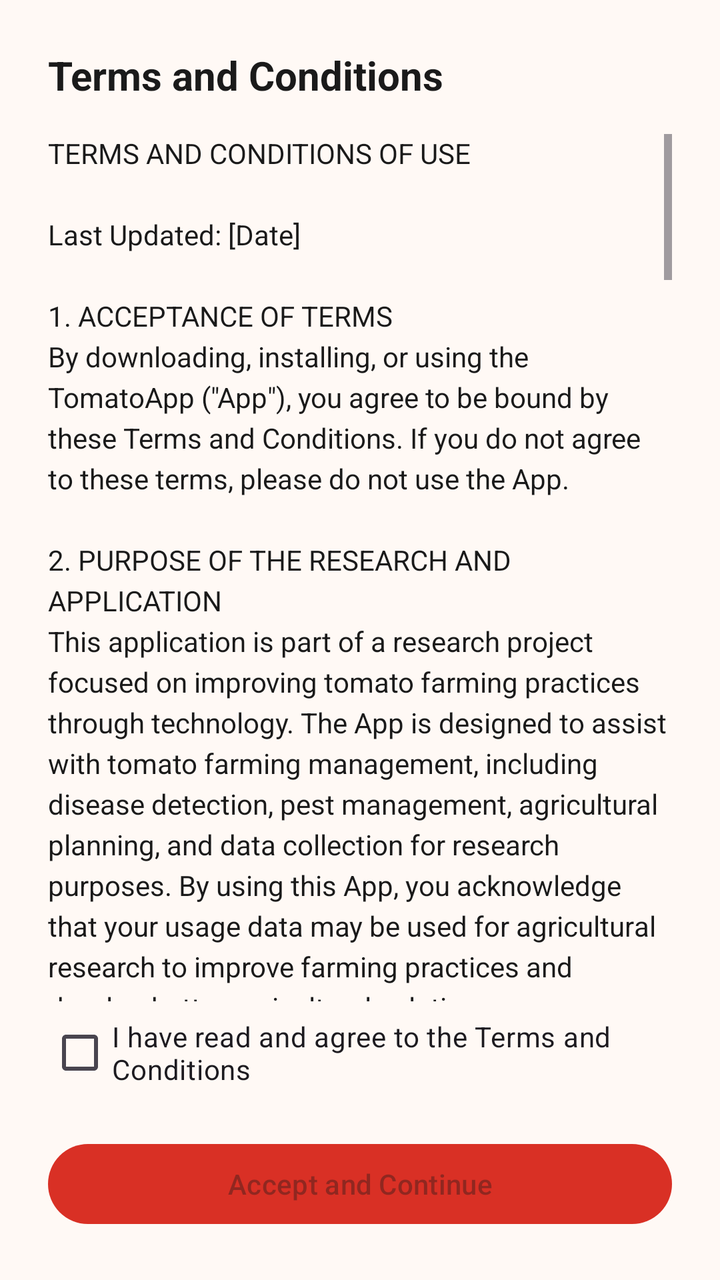
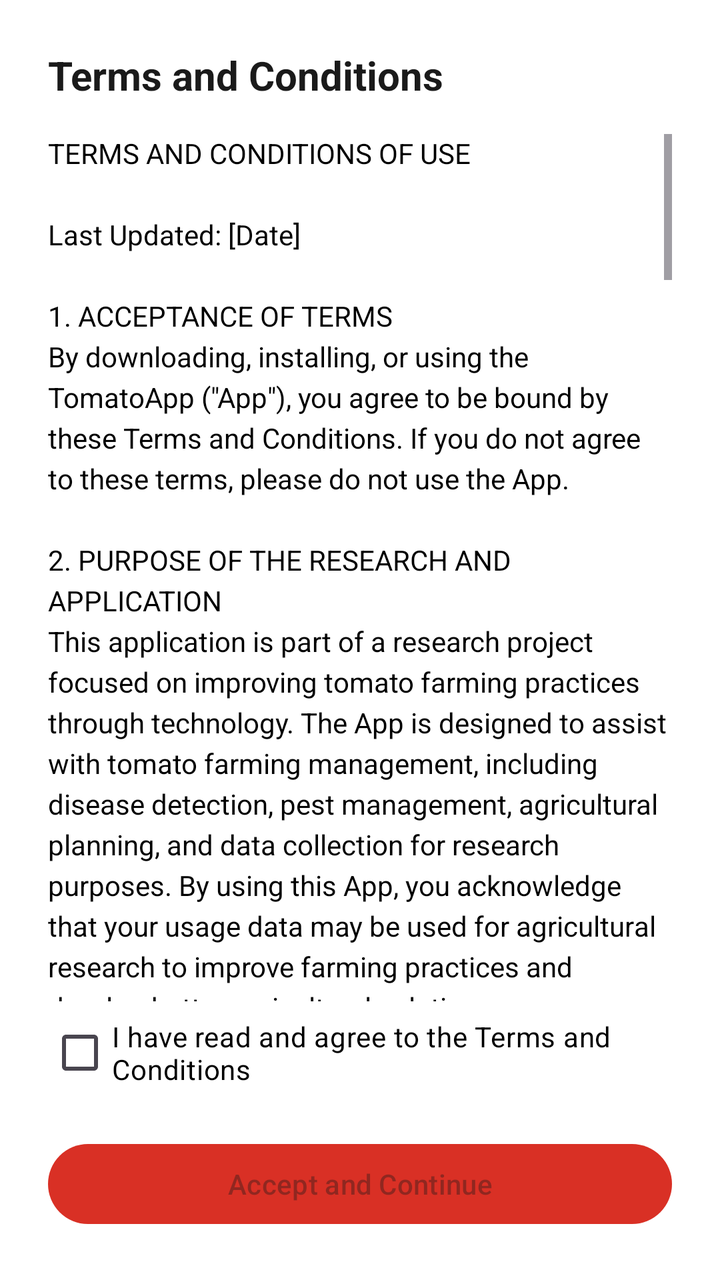

An Android layout rendered at two revisions. The XML below is the earlier revision; the diff shows what the commit changed to produce the second picture.
<!-- AndroidManifest.xml: application theme Theme.TomatoApp -->
<!-- res/layout/dialog_user_agreement.xml -->
<?xml version="1.0" encoding="utf-8"?>
<LinearLayout xmlns:android="http://schemas.android.com/apk/res/android"
    xmlns:app="http://schemas.android.com/apk/res-auto"
    android:layout_width="match_parent"
    android:layout_height="wrap_content"
    android:orientation="vertical"
    android:padding="24dp">

    <TextView
        android:id="@+id/txtTitle"
        android:layout_width="match_parent"
        android:layout_height="wrap_content"
        android:text="@string/terms_title"
        android:textSize="20sp"
        android:textStyle="bold"
        android:textColor="@color/text_primary"
        android:layout_marginBottom="16dp" />

    <ScrollView
        android:layout_width="match_parent"
        android:layout_height="0dp"
        android:layout_weight="1"
        android:fillViewport="true"
        android:maxHeight="400dp">

        <TextView
            android:id="@+id/txtAgreement"
            android:layout_width="match_parent"
            android:layout_height="wrap_content"
            android:layout_marginBottom="16dp"
            android:lineSpacingExtra="4dp"
            android:text="@string/terms_full_text"
            android:textColor="@color/text_primary"
            android:textSize="14sp" />
    </ScrollView>

    <com.google.android.material.checkbox.MaterialCheckBox
        android:id="@+id/chkAgree"
        android:layout_width="match_parent"
        android:layout_height="wrap_content"
        android:text="@string/terms_agree_checkbox"
        android:textSize="14sp"
        android:paddingTop="8dp"
        android:paddingBottom="8dp" />

    <com.google.android.material.button.MaterialButton
        android:id="@+id/btnAccept"
        android:layout_width="match_parent"
        android:layout_height="wrap_content"
        android:text="@string/terms_accept_button"
        android:enabled="false"
        android:layout_marginTop="16dp"
        app:backgroundTint="@color/tomato_red" />

</LinearLayout>
<!-- resources referenced by this layout -->
<resources>
  <color name="text_primary">#1A1A1A</color>
  <color name="tomato_red">#D93025</color>
  <string name="terms_accept_button">Accept and Continue</string>
  <string name="terms_agree_checkbox">I have read and agree to the Terms and Conditions</string>
  <string name="terms_title">Terms and Conditions</string>
  <color name="white">#FFFFFFFF</color>
  <color name="fresh_green">#3DBE5A</color>
  <color name="surface">#FFFFFF</color>
  <color name="error">#D93025</color>
  <color name="bg_light_gray">#FFF9F5</color>
  <!-- unchanged entries left out for length: 3 -->
</resources>

<!-- the commit's change to res/layout/dialog_user_agreement.xml (unified diff, before → after) -->
@@ -4,7 +4,8 @@
     android:layout_width="match_parent"
     android:layout_height="wrap_content"
     android:orientation="vertical"
-    android:padding="24dp">
+    android:padding="24dp"
+    android:background="@android:color/white">
 
     <TextView
         android:id="@+id/txtTitle"
@@ -30,7 +31,7 @@
             android:layout_marginBottom="16dp"
             android:lineSpacingExtra="4dp"
             android:text="@string/terms_full_text"
-            android:textColor="@color/text_primary"
+            android:textColor="@android:color/black"
             android:textSize="14sp" />
     </ScrollView>
 
@@ -39,6 +40,7 @@
         android:layout_width="match_parent"
         android:layout_height="wrap_content"
         android:text="@string/terms_agree_checkbox"
+        android:textColor="@android:color/black"
         android:textSize="14sp"
         android:paddingTop="8dp"
         android:paddingBottom="8dp" />
